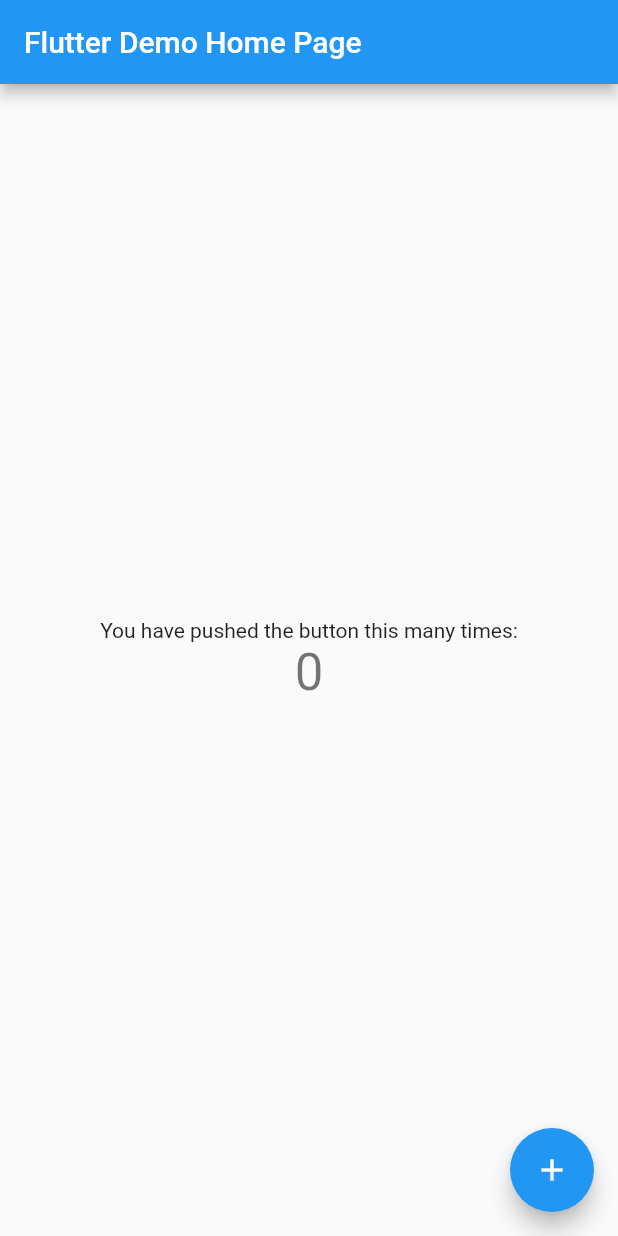
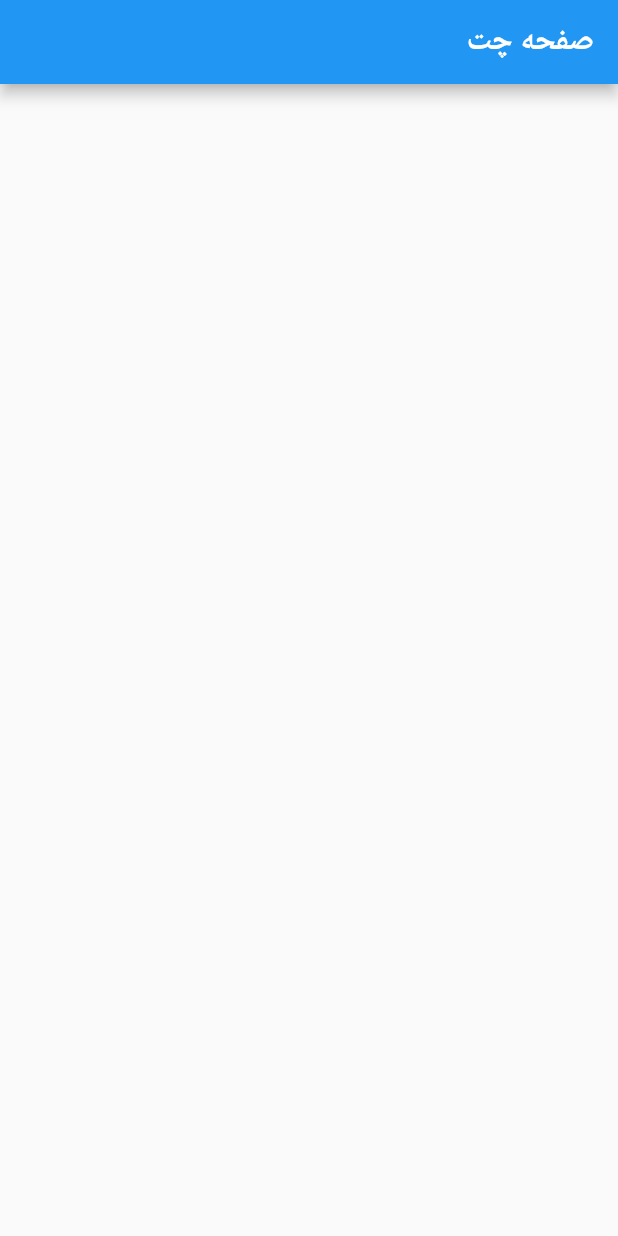
Before and after one commit to MahdiArabpour/chat_design, a Flutter app: the screen it shows after launch, on a phone screen of 412 x 824 dp. Run offline on Flutter 3.47's test engine with Material 2 defaults, Android fonts, the phone set to English and light mode, and no system bars.

Commit message:
setup app localizations

```diff
--- /dev/null
+++ b/assets/lang/fa.json
@@ -0,0 +1,3 @@
+{
+  "chat_page": "صفحه چت"
+}
--- /dev/null
+++ b/lib/features/chat/presentation/global/localization/app_localizations.dart
@@ -0,0 +1,58 @@
+import 'dart:async';
+import 'dart:convert';
+
+import 'package:flutter/material.dart';
+import 'package:flutter/services.dart';
+import 'package:flutter_localizations/flutter_localizations.dart';
+
+part 'app_localizations_delegate.dart';
+part 'app_localizations_impl.dart';
+part 'app_supported_locales.dart';
+
+abstract class AppLocalizations {
+  static AppLocalizations of(BuildContext context) =>
+      Localizations.of<AppLocalizations>(context, AppLocalizations) ?? _EmptyAppLocalizations();
+
+  Locale get locale;
+
+  /// Loads all of the translated strings from json file to dart map. it's called by flutter
+  Future<void> load();
+
+  /// Returns the translated string of given key.
+  String translate(String key);
+
+  static const LocalizationsDelegate<AppLocalizations> delegate = _AppLocalizationsDelegate();
+
+  static Locale? localeResolutionCallback(Locale? locale, Iterable<Locale>? supportedLocales) {
+    if (supportedLocales != null) {
+      for (var supportedLocale in supportedLocales) {
+        if (locale?.languageCode == supportedLocale.languageCode &&
+            locale?.countryCode == supportedLocale.countryCode) {
+          return supportedLocale;
+        }
+      }
+    }
+    return supportedLocales?.first;
+  }
+
+  /// All the required delegates for app
+  static const delegates = [
+    AppLocalizations.delegate,
+    GlobalMaterialLocalizations.delegate,
+    GlobalCupertinoLocalizations.delegate,
+    GlobalWidgetsLocalizations.delegate,
+  ];
+}
+
+class _EmptyAppLocalizations extends AppLocalizations{
+  @override
+  String translate(String key) => "NA";
+
+  @override
+  Future<void> load() {
+    return Future((){});
+  }
+
+  @override
+  Locale get locale =>  Locale("","");
+}
--- /dev/null
+++ b/lib/features/chat/presentation/global/localization/app_localizations_delegate.dart
@@ -0,0 +1,21 @@
+part of 'app_localizations.dart';
+
+class _AppLocalizationsDelegate
+    extends LocalizationsDelegate<AppLocalizations> {
+  const _AppLocalizationsDelegate();
+
+  @override
+  bool isSupported(Locale locale) => AppSupportedLocales.all
+      .map((e) => e.languageCode)
+      .contains(locale.languageCode);
+
+  @override
+  Future<AppLocalizations> load(Locale locale) async {
+    AppLocalizations localizations = AppLocalizationsImpl(locale);
+    await localizations.load();
+    return localizations;
+  }
+
+  @override
+  bool shouldReload(LocalizationsDelegate<AppLocalizations> old) => false;
+}
--- /dev/null
+++ b/lib/features/chat/presentation/global/localization/app_supported_locales.dart
@@ -0,0 +1,11 @@
+part of 'app_localizations.dart';
+
+abstract class AppSupportedLocales {
+
+  static const fa = Locale("fa", "IR");
+
+  /// A list of all supported locales
+  static const List<Locale> all = [
+    fa,
+  ];
+}
--- /dev/null
+++ b/lib/features/chat/presentation/pages/chat_page/chat_page.dart
@@ -0,0 +1,18 @@
+import 'package:chat_design/features/chat/presentation/global/localization/app_localizations.dart';
+import 'package:flutter/material.dart';
+
+class ChatPage extends StatelessWidget {
+
+  static const routeName = "/chat-page";
+
+  const ChatPage({Key? key}) : super(key: key);
+
+  @override
+  Widget build(BuildContext context) {
+    return Scaffold(
+      appBar: AppBar(
+        title: Text(AppLocalizations.of(context).translate("chat_page")),
+      ),
+    );
+  }
+}
--- a/lib/main.dart
+++ b/lib/main.dart
@@ -1,115 +1,29 @@
+import 'features/chat/presentation/pages/chat_page/chat_page.dart';
 import 'package:flutter/material.dart';
 
+import 'features/chat/presentation/global/localization/app_localizations.dart';
+
 void main() {
-  runApp(const MyApp());
+  runApp(const ChatApp());
 }
 
-class MyApp extends StatelessWidget {
-  const MyApp({Key? key}) : super(key: key);
+class ChatApp extends StatelessWidget {
+  const ChatApp({Key? key}) : super(key: key);
 
-  // This widget is the root of your application.
   @override
   Widget build(BuildContext context) {
     return MaterialApp(
-      title: 'Flutter Demo',
+      title: 'Myelin',
       theme: ThemeData(
-        // This is the theme of your application.
-        //
-        // Try running your application with "flutter run". You'll see the
-        // application has a blue toolbar. Then, without quitting the app, try
-        // changing the primarySwatch below to Colors.green and then invoke
-        // "hot reload" (press "r" in the console where you ran "flutter run",
-        // or simply save your changes to "hot reload" in a Flutter IDE).
-        // Notice that the counter didn't reset back to zero; the application
-        // is not restarted.
         primarySwatch: Colors.blue,
       ),
-      home: const MyHomePage(title: 'Flutter Demo Home Page'),
+      supportedLocales: AppSupportedLocales.all,
+      localizationsDelegates: AppLocalizations.delegates,
+      localeResolutionCallback: AppLocalizations.localeResolutionCallback,
+      initialRoute: ChatPage.routeName,
+      routes: {
+        ChatPage.routeName: (_) => const ChatPage(),
+      },
     );
   }
 }
-
-class MyHomePage extends StatefulWidget {
-  const MyHomePage({Key? key, required this.title}) : super(key: key);
-
-  // This widget is the home page of your application. It is stateful, meaning
-  // that it has a State object (defined below) that contains fields that affect
-  // how it looks.
-
-  // This class is the configuration for the state. It holds the values (in this
-  // case the title) provided by the parent (in this case the App widget) and
-  // used by the build method of the State. Fields in a Widget subclass are
-  // always marked "final".
-
-  final String title;
-
-  @override
-  State<MyHomePage> createState() => _MyHomePageState();
-}
-
-class _MyHomePageState extends State<MyHomePage> {
-  int _counter = 0;
-
-  void _incrementCounter() {
-    setState(() {
-      // This call to setState tells the Flutter framework that something has
-      // changed in this State, which causes it to rerun the build method below
-      // so that the display can reflect the updated values. If we changed
-      // _counter without calling setState(), then the build method would not be
-      // called again, and so nothing would appear to happen.
-      _counter++;
-    });
-  }
-
-  @override
-  Widget build(BuildContext context) {
-    // This method is rerun every time setState is called, for instance as done
-    // by the _incrementCounter method above.
-    //
-    // The Flutter framework has been optimized to make rerunning build methods
-    // fast, so that you can just rebuild anything that needs updating rather
-    // than having to individually change instances of widgets.
-    return Scaffold(
-      appBar: AppBar(
-        // Here we take the value from the MyHomePage object that was created by
-        // the App.build method, and use it to set our appbar title.
-        title: Text(widget.title),
-      ),
-      body: Center(
-        // Center is a layout widget. It takes a single child and positions it
-        // in the middle of the parent.
-        child: Column(
-          // Column is also a layout widget. It takes a list of children and
-          // arranges them vertically. By default, it sizes itself to fit its
-          // children horizontally, and tries to be as tall as its parent.
-          //
-          // Invoke "debug painting" (press "p" in the console, choose the
-          // "Toggle Debug Paint" action from the Flutter Inspector in Android
-          // Studio, or the "Toggle Debug Paint" command in Visual Studio Code)
-          // to see the wireframe for each widget.
-          //
-          // Column has various properties to control how it sizes itself and
-          // how it positions its children. Here we use mainAxisAlignment to
-          // center the children vertically; the main axis here is the vertical
-          // axis because Columns are vertical (the cross axis would be
-          // horizontal).
-          mainAxisAlignment: MainAxisAlignment.center,
-          children: <Widget>[
-            const Text(
-              'You have pushed the button this many times:',
-            ),
-            Text(
-              '$_counter',
-              style: Theme.of(context).textTheme.headline4,
-            ),
-          ],
-        ),
-      ),
-      floatingActionButton: FloatingActionButton(
-        onPressed: _incrementCounter,
-        tooltip: 'Increment',
-        child: const Icon(Icons.add),
-      ), // This trailing comma makes auto-formatting nicer for build methods.
-    );
-  }
-}
```
Also changed, not shown: lib/features/chat/presentation/global/localization/app_localizations_impl.dart (added, +26 -0 lines), pubspec.yaml (+5 -68 lines), pubspec.lock, 1 other file.
